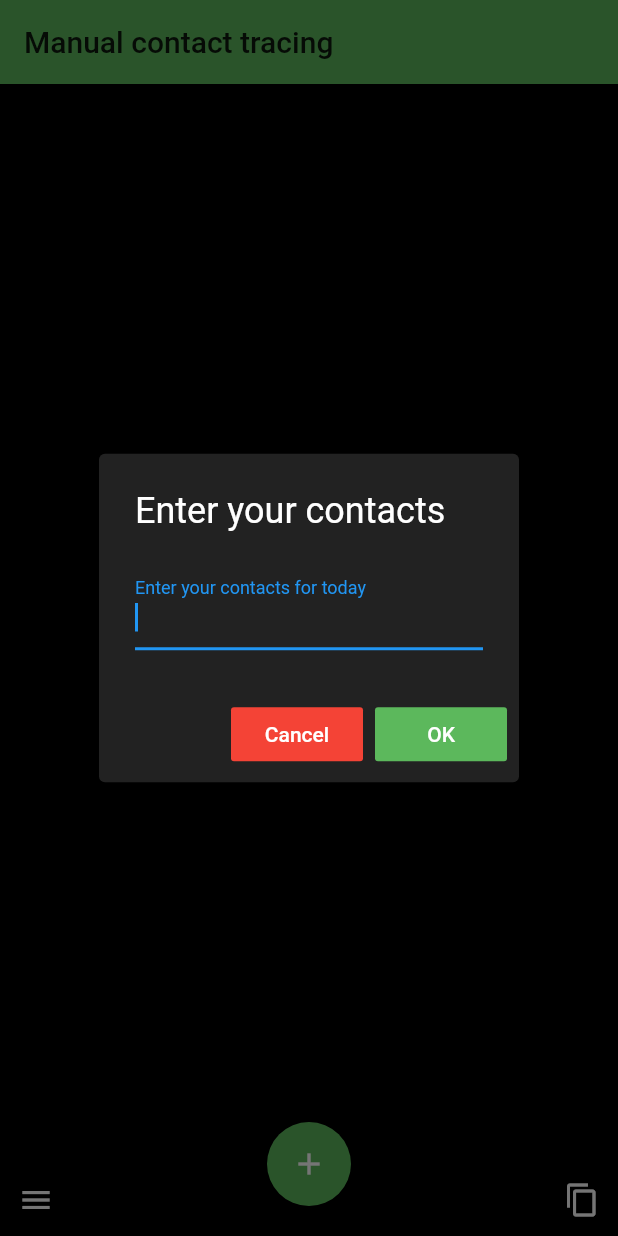
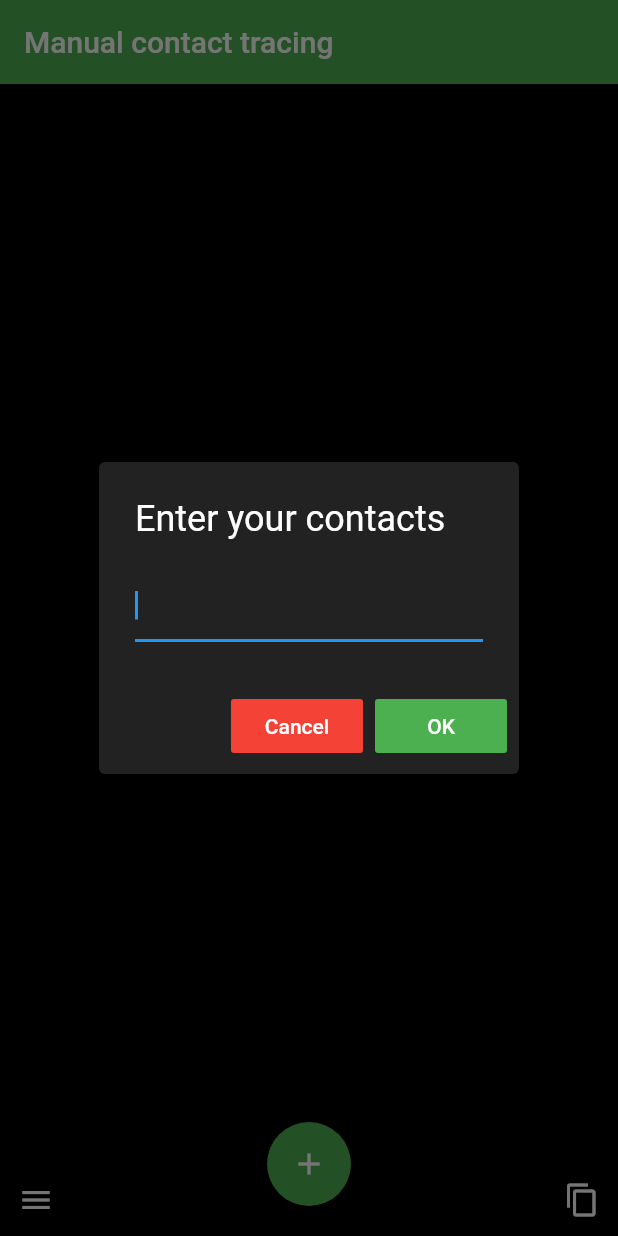
Before and after one commit to KaiFra/manual_contact_tracing, a Flutter app: the screen it shows after launch, after a tap on the "add" icon, on a phone screen of 412 x 824 dp. Run offline on Flutter 3.47's test engine with Material 2 defaults, Android fonts, the phone set to English and light mode, and no system bars; our stand-ins replace shared_preferences; Roboto replaces fonts that are missing (Montserrat).

Commit message:
1.5.1     -Simplifications     -Removed textinput label     -Deleting data now works properly     -Changed design of delete data dialog

```diff
--- a/lib/entry.dart
+++ b/lib/entry.dart
@@ -1,7 +1,7 @@
 class Entry {
   String enteredContacts;
   String time;
-  //DateTime time;
+
   Entry(enteredContacts, time){
     this.enteredContacts = enteredContacts;
     this.time = time;
--- a/lib/main.dart
+++ b/lib/main.dart
@@ -39,7 +39,7 @@ class MyHomePageState extends State<MyHomePage> {
 
   SharedPreferences sharedPreferences;
 
-  List<Entry> entries = new List<Entry>();
+  List<Entry> entries = new List<Entry>(); //List for all contacts
 
   final formatter = DateFormat('dd.MM.yyy');
 
@@ -90,7 +90,6 @@ class MyHomePageState extends State<MyHomePage> {
         child: new Row(
           mainAxisAlignment: MainAxisAlignment.spaceBetween,
             children: <Widget>[
-              //IconButton(icon: Icon(Icons.menu), onPressed: () => _scaffoldKey.currentState.openDrawer(), color: Colors.white,),
               IconButton(icon: Icon(Icons.menu), onPressed: showMenu, color: Colors.white,),
               IconButton(icon: Icon(Icons.copy), onPressed: copy, color: Colors.white,),
         ],
@@ -100,9 +99,7 @@ class MyHomePageState extends State<MyHomePage> {
             Column(
               children: [
                 Expanded(
-                  child: ConstrainedBox(
-                    constraints: BoxConstraints(maxHeight: 500),
-                    child: ListView.builder(
+                  child: ListView.builder(
                       // Let the ListView know how many items it needs to build.
                       itemCount: entries.length,
                       // Provide a builder function. This is where the magic happens.
@@ -126,30 +123,12 @@ class MyHomePageState extends State<MyHomePage> {
                         );
                       },
                     ),
-                  ),
                 ),
-                /*
-                Container(
-                  child: TextFormField(
-                    textCapitalization: TextCapitalization.sentences,
-                    style: TextStyle(color: Colors.white),
-                    decoration: InputDecoration(
-                      fillColor: Colors.white,
-                      //border: const UnderlineInputBorder(),
-                      labelText: 'Enter your contacts for today',
-                    ),
-                    autofocus: false,
-                    maxLines: 3,
-                    controller: textfield,
-                  ),
-                ),
-
-                 */
               ],
             ),
       floatingActionButtonLocation: FloatingActionButtonLocation.centerDocked,
       floatingActionButton: FloatingActionButton(
-        onPressed: weird,
+        onPressed: showInputDialog,
         tooltip: 'Add new contacts',
         child: Icon(Icons.add),
       ),
@@ -157,10 +136,12 @@ class MyHomePageState extends State<MyHomePage> {
     );
   }
 
-  void weird(){
+  //Workaround to show text input field to add contact
+  void showInputDialog(){
     _displayTextInputDialog(context);
   }
 
+  //Display alert dialog to enter contacts
   Future<void> _displayTextInputDialog(BuildContext context) async {
     return showDialog(
         context: context,
@@ -172,15 +153,13 @@ class MyHomePageState extends State<MyHomePage> {
               style: TextStyle(color: Colors.white),
               decoration: InputDecoration(
                 fillColor: Colors.white,
-                //border: const UnderlineInputBorder(),
-                labelText: 'Enter your contacts for today',
               ),
               autofocus: true,
               maxLines: 1,
               controller: textfield,
             ),
             actions: <Widget>[
-              FlatButton(
+                FlatButton(
                 color: Colors.red,
                 textColor: Colors.white,
                 child: Text('Cancel'),
@@ -190,7 +169,7 @@ class MyHomePageState extends State<MyHomePage> {
                   });
                 },
               ),
-              FlatButton(
+                FlatButton(
                 color: CustomColors.myGreen,
                 textColor: Colors.white,
                 child: Text('OK'),
@@ -212,24 +191,15 @@ class MyHomePageState extends State<MyHomePage> {
           });
           added = true;
           break;
-          //print("Updated entry");
         }
       }
       if (!added) {
-        setState(() {
-          entries.add(new Entry(textfield.text, timeNow));
-        });
-        //print("Added new entry");
+        setState(() {entries.add(new Entry(textfield.text, timeNow));});
       }
       textfield.clear();
       saveData();
-      setState(() {
-        Navigator.pop(context);
-      });
+      setState(() {Navigator.pop(context);});
     }
-    /*
-    setState(() {entries.add(new Entry(textfield.text, time));});
-    */
   }
 
   void copy(){
@@ -245,7 +215,6 @@ class MyHomePageState extends State<MyHomePage> {
     sortList();
     List<String> spList = entries.map((item) => json.encode(item.toMap())).toList();
     sharedPreferences.setStringList('list', spList);
-    setState(() {});
   }
 
   void loadData() {
@@ -284,16 +253,25 @@ class MyHomePageState extends State<MyHomePage> {
       title: new Text("Delete data?"),
       content: new Text("Proceeding with this action will delete your data."),
       actions: [
-        TextButton(onPressed: deleteData, child: Text('Delete data',)),
-        TextButton(onPressed: () => Navigator.pop(context), child: Text('Dismiss')),
+        FlatButton(
+          color: Colors.red,
+          textColor: Colors.white,
+          child: Text('Cancel'),
+            onPressed: () => Navigator.pop(context),
+        ),
+        FlatButton(
+          color: CustomColors.myGreen,
+          textColor: Colors.white,
+          child: Text('Delete data'),
+          onPressed: deleteData,
+        ),
       ],
     ));
   }
 
   void deleteData(){
-    setState(() {
-      entries.clear();
-    });
+    setState(() {entries.clear();});
+    saveData();
     Navigator.pop(context);
   }
   @override
@@ -304,9 +282,7 @@ class MyHomePageState extends State<MyHomePage> {
   }
 
   void sortList(){
-    setState(() {
-      entries.sort((a,b) => formatter.parse(b.time).compareTo(formatter.parse(a.time)));
-    });
+    setState(() {entries.sort((a,b) => formatter.parse(b.time).compareTo(formatter.parse(a.time)));});
   }
 
   showMenu() {
@@ -341,7 +317,7 @@ class MyHomePageState extends State<MyHomePage> {
                                 children: <Widget>[
                                   ListTile(
                                     title: Text(
-                                      "Sort",
+                                      "Search - does nothing atm",
                                       style: TextStyle(color: Colors.white),
                                     ),
                                     leading: Icon(
@@ -388,5 +364,4 @@ class MyHomePageState extends State<MyHomePage> {
           );
         });
   }
-
 }
--- a/lib/theme.dart
+++ b/lib/theme.dart
@@ -29,6 +29,7 @@ class CustomTheme {
 }
 
 class CustomColors {
- static const Color myGreen = Color.fromRGBO(92, 184, 92, 1);
+ //static const Color myGreen = Color.fromRGBO(92, 184, 92, 1);
+  static const Color myGreen = Colors.green;
  static const Color myGrey = Color(0xFF222222);
 }
--- a/pubspec.yaml
+++ b/pubspec.yaml
@@ -15,7 +15,7 @@ publish_to: 'none' # Remove this line if you wish to publish to pub.dev
 # In iOS, build-name is used as CFBundleShortVersionString while build-number used as CFBundleVersion.
 # Read more about iOS versioning at
 # https://developer.apple.com/library/archive/documentation/General/Reference/InfoPlistKeyReference/Articles/CoreFoundationKeys.html
-version: 1.5.0+1
+version: 1.5.1+1
 
 environment:
   sdk: ">=2.7.0 <3.0.0"
```
Also changed, not shown: 1 other file.
